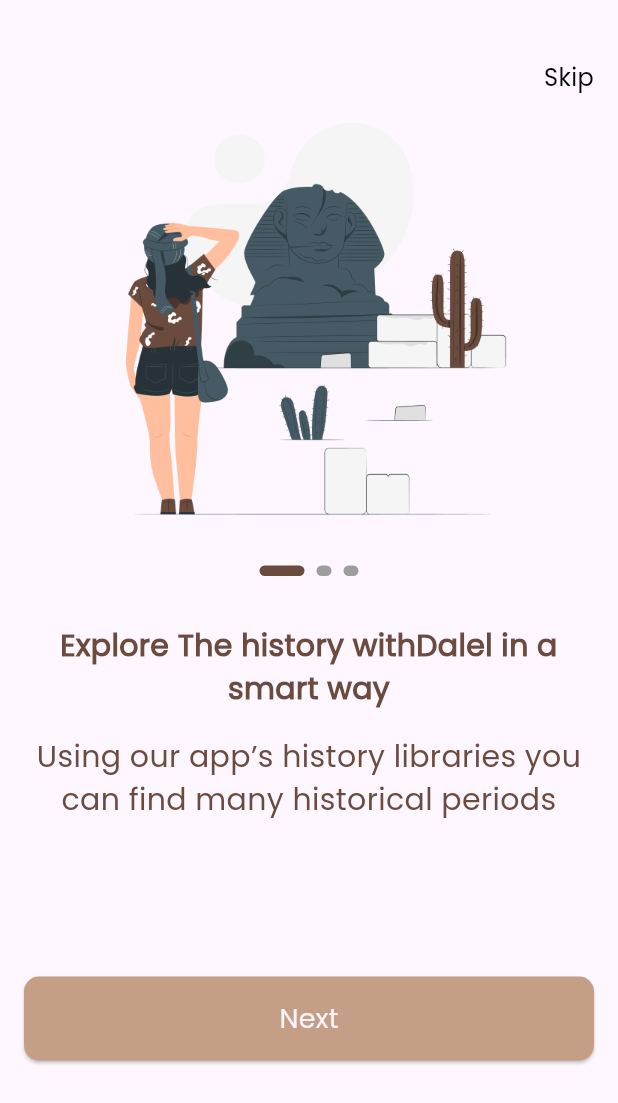
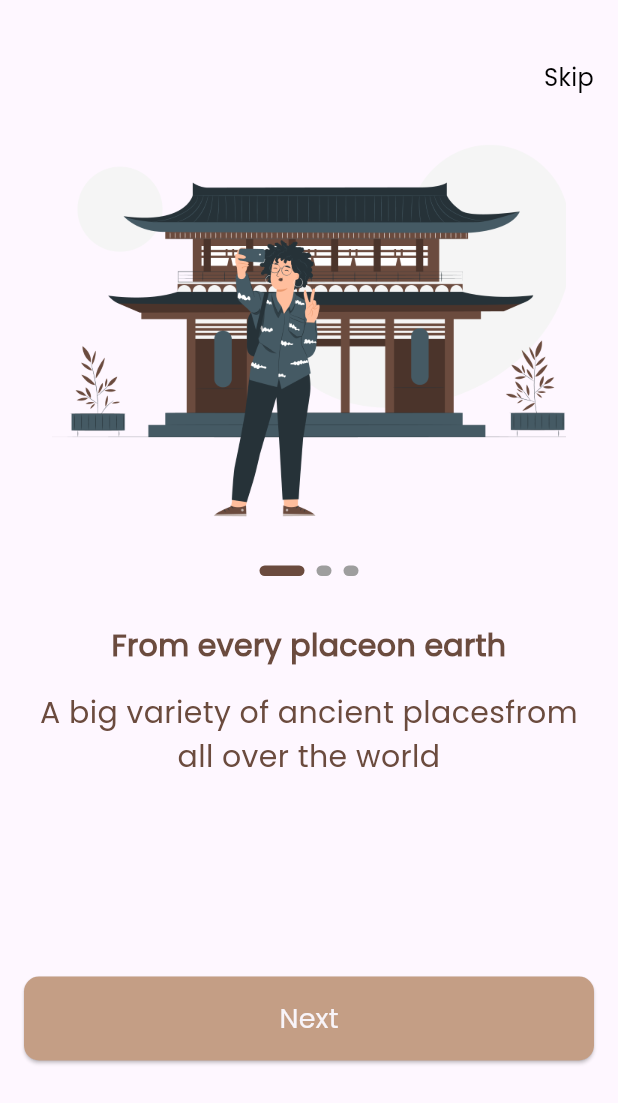
Before and after one commit to AhmedHaraza/Dalel-App, a Flutter app: the screen it shows after launch, swiped to page 2, on a phone screen of 412 x 824 dp. Shown: the top 1103 px of the screen. Run offline on Flutter 3.47's test engine with Material 3 defaults, Android fonts, the phone set to English and light mode, and no system bars; drawn by our look-alikes of smooth_page_indicator.

Commit message:
on Bording Model

```diff
--- /dev/null
+++ b/lib/feature/onBording/data/model/on_bording_model.dart
@@ -0,0 +1,28 @@
+import 'package:dalel_app/core/utils/app_assets.dart';
+
+class OnBordingModel {
+  final String imagePath;
+  final String title;
+  final String subTitle;
+
+  OnBordingModel(
+      {required this.imagePath, required this.title, required this.subTitle});
+}
+
+List<OnBordingModel> onBordingData = [
+  OnBordingModel(
+      imagePath: Assets.resourceImagesOnBoarding1,
+      title: "Explore The history withDalel in a smart way",
+      subTitle:
+          "Using our app’s history libraries you can find many historical periods"),
+  OnBordingModel(
+    imagePath: Assets.resourceImagesOnBoarding2,
+    title: "From every placeon earth",
+    subTitle: "A big variety of ancient placesfrom all over the world",
+  ),
+  OnBordingModel(
+      imagePath: Assets.resourceImagesOnBoarding,
+      title: "Using modern AI technologyfor better user experience",
+      subTitle:
+          "AI provide recommendations and helpsyou to continue the search journey"),
+];
--- a/lib/feature/onBording/peresentation/views/on_bording_view.dart
+++ b/lib/feature/onBording/peresentation/views/on_bording_view.dart
@@ -4,9 +4,15 @@ import 'package:dalel_app/feature/onBording/widgets/custom_nav_bar_widget.dart';
 import 'package:dalel_app/feature/onBording/widgets/on_bording_widget_body.dart';
 import 'package:flutter/material.dart';
 
-class OnBordingView extends StatelessWidget {
+class OnBordingView extends StatefulWidget {
   const OnBordingView({Key? key}) : super(key: key);
 
+  @override
+  State<OnBordingView> createState() => _OnBordingViewState();
+}
+
+class _OnBordingViewState extends State<OnBordingView> {
+  final PageController _pageController = PageController(initialPage: 0);
   @override
   Widget build(BuildContext context) {
     return SafeArea(
@@ -17,13 +23,20 @@ class OnBordingView extends StatelessWidget {
           ),
           child: ListView(
             physics: const BouncingScrollPhysics(),
-            children: const [
-              SizedBox(height: 40),
-              CustomNavBar(),
-              OnBordingWidgetBody(),
-              SizedBox(height: 88),
-              CustomElevatedBouttonWidget(text: AppStrings.next),
-              SizedBox(height: 17),
+            children: [
+              const SizedBox(height: 40),
+              const CustomNavBar(),
+              OnBordingWidgetBody(controller: _pageController),
+              const SizedBox(height: 88),
+              CustomElevatedBouttonWidget(
+                text: AppStrings.next,
+                onPressed: () {
+                  _pageController.nextPage(
+                      duration: const Duration(milliseconds: 200),
+                      curve: Curves.bounceIn);
+                },
+              ),
+              const SizedBox(height: 17),
             ],
           ),
         ),
--- a/lib/feature/onBording/widgets/custom_boutton_widget.dart
+++ b/lib/feature/onBording/widgets/custom_boutton_widget.dart
@@ -3,17 +3,18 @@ import 'package:dalel_app/core/utils/app_text_styles.dart';
 import 'package:flutter/material.dart';
 
 class CustomElevatedBouttonWidget extends StatelessWidget {
-  const CustomElevatedBouttonWidget({Key? key, this.color, required this.text})
+  const CustomElevatedBouttonWidget({Key? key, this.color, required this.text, required this.onPressed})
       : super(key: key);
   final Color? color;
   final String text;
+  final void Function()? onPressed;
   @override
   Widget build(BuildContext context) {
     return SizedBox(
       width: double.infinity,
       height: 56,
       child: ElevatedButton(
-        onPressed: () {},
+        onPressed: onPressed,
         style: ElevatedButton.styleFrom(
             backgroundColor: color ?? AppColors.primaryColor,
             shape: RoundedRectangleBorder(
--- a/lib/feature/onBording/widgets/custom_smooth_indecator_widget.dart
+++ b/lib/feature/onBording/widgets/custom_smooth_indecator_widget.dart
@@ -2,23 +2,19 @@ import 'package:dalel_app/core/utils/app_colors.dart';
 import 'package:flutter/material.dart';
 import 'package:smooth_page_indicator/smooth_page_indicator.dart';
 
-class CustomSmoothWidget extends StatelessWidget {
-  const CustomSmoothWidget({
-    super.key,
-    required PageController pageController,
-  }) : _pageController = pageController;
-
-  final PageController _pageController;
-
+class CustomSmoothPageIndicator extends StatelessWidget {
+  const CustomSmoothPageIndicator({super.key, required this.controller});
+  final PageController controller;
   @override
   Widget build(BuildContext context) {
     return SmoothPageIndicator(
-      controller: _pageController,
+      controller: controller,
       count: 3,
       effect: ExpandingDotsEffect(
-          activeDotColor: AppColors.deepBrown,
-          dotHeight: 7,
-          dotWidth: 10),
+        activeDotColor: AppColors.deepBrown,
+        dotHeight: 7,
+        dotWidth: 10,
+      ),
     );
   }
 }
--- a/lib/feature/onBording/widgets/on_bording_widget_body.dart
+++ b/lib/feature/onBording/widgets/on_bording_widget_body.dart
@@ -1,42 +1,38 @@
-import 'package:dalel_app/core/utils/app_assets.dart';
 import 'package:dalel_app/core/utils/app_text_styles.dart';
+import 'package:dalel_app/feature/onBording/data/model/on_bording_model.dart';
 import 'package:dalel_app/feature/onBording/widgets/custom_smooth_indecator_widget.dart';
 import 'package:flutter/cupertino.dart';
 import 'package:flutter/material.dart';
 
-class OnBordingWidgetBody extends StatefulWidget {
-  const OnBordingWidgetBody({Key? key}) : super(key: key);
-
-  @override
-  State<OnBordingWidgetBody> createState() => _OnBordingWidgetBodyState();
-}
-
-class _OnBordingWidgetBodyState extends State<OnBordingWidgetBody> {
-  final PageController _pageController = PageController();
+class OnBordingWidgetBody extends StatelessWidget {
+  const OnBordingWidgetBody({Key? key, required this.controller}) : super(key: key);
+  final PageController controller;
   @override
   Widget build(BuildContext context) {
     return SizedBox(
       height: 500,
       child: PageView.builder(
         physics: const BouncingScrollPhysics(),
-        itemCount: 3,
+        itemCount: onBordingData.length,
         itemBuilder: (context, index) {
           return Column(
             children: [
               Container(
                 height: 290,
                 width: 343,
-                decoration: const BoxDecoration(
+                decoration: BoxDecoration(
                   image: DecorationImage(
-                      image: AssetImage(Assets.resourceImagesOnBoarding1),
+                      image: AssetImage(
+                        onBordingData[index].imagePath,
+                      ),
                       fit: BoxFit.fill),
                 ),
               ),
               const SizedBox(height: 24),
-              CustomSmoothWidget(pageController: _pageController),
+              CustomSmoothPageIndicator(controller: controller),
               const SizedBox(height: 32),
               Text(
-                "Explore The history withDalel in a smart way",
+                onBordingData[index].title,
                 style: CustomTextStyles.poppins400style20
                     .copyWith(fontWeight: FontWeight.bold),
                 textAlign: TextAlign.center,
@@ -45,9 +41,11 @@ class _OnBordingWidgetBodyState extends State<OnBordingWidgetBody> {
               ),
               const SizedBox(height: 16),
               Text(
-                "Using our app’s history libraries you can find many historical periods ",
+                onBordingData[index].subTitle,
                 style: CustomTextStyles.poppins400style20,
                 textAlign: TextAlign.center,
+                maxLines: 2,
+                overflow: TextOverflow.ellipsis,
               )
             ],
           );
--- a/pubspec.yaml
+++ b/pubspec.yaml
@@ -28,7 +28,6 @@ environment:
 # the latest version available on pub.dev. To see which dependencies have newer
 # versions available, run `flutter pub outdated`.
 dependencies:
-  cupertino_icons: ^1.0.2
   flutter:
     sdk: flutter
   smooth_page_indicator: ^1.1.0
```
Also changed, not shown: pubspec.lock, 1 other file.
